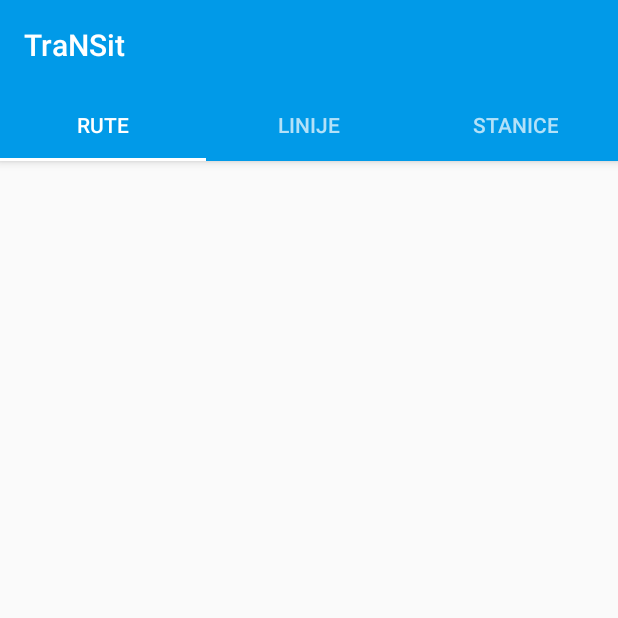
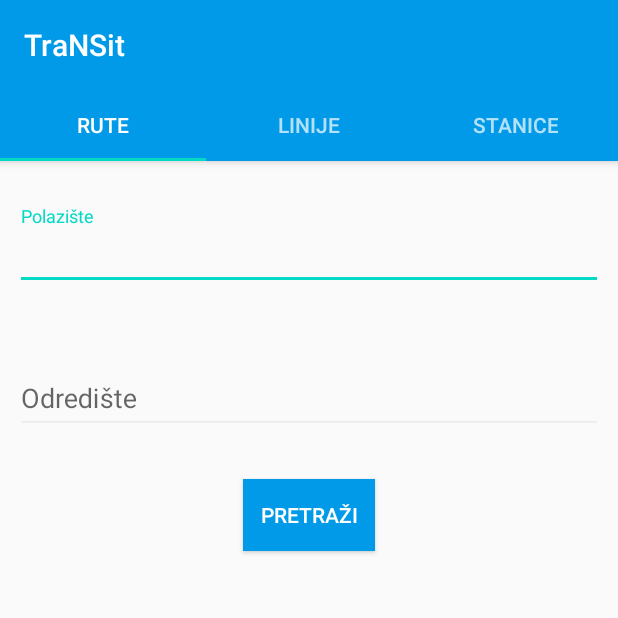
Before and after one commit to Krspogacin/TraNSit, an Android app: the screen it shows after launch (MainActivity), on a phone screen of 412 x 824 dp, the top half of it. Run offline under Robolectric (Android 15) with nearby library versions, the phone set to English and light mode, and no system bars; 1 statement that could not run was skipped.

Commit message:
add directions fragment and create activity for choosing location

```diff
--- a/app/build.gradle
+++ b/app/build.gradle
@@ -30,6 +30,7 @@ dependencies {
     implementation 'androidx.constraintlayout:constraintlayout:1.1.3'
     implementation 'com.google.android.material:material:1.1.0'
     implementation 'androidx.lifecycle:lifecycle-extensions:2.2.0'
+    implementation 'androidx.legacy:legacy-support-v4:1.0.0'
     testImplementation 'junit:junit:4.12'
     androidTestImplementation 'androidx.test.ext:junit:1.1.1'
     androidTestImplementation 'androidx.test.espresso:espresso-core:3.2.0'
--- a/app/src/main/AndroidManifest.xml
+++ b/app/src/main/AndroidManifest.xml
@@ -9,6 +9,7 @@
         android:roundIcon="@mipmap/ic_launcher_round"
         android:supportsRtl="true"
         android:theme="@style/AppTheme">
+        <activity android:name=".activities.ChooseLocationActivity"></activity>
         <activity
             android:name=".MainActivity"
             android:label="@string/app_name"
--- /dev/null
+++ b/app/src/main/java/org/mad/transit/activities/ChooseLocationActivity.java
@@ -0,0 +1,16 @@
+package org.mad.transit.activities;
+
+import android.os.Bundle;
+
+import org.mad.transit.R;
+
+import androidx.appcompat.app.AppCompatActivity;
+
+public class ChooseLocationActivity extends AppCompatActivity {
+
+    @Override
+    protected void onCreate(Bundle savedInstanceState) {
+        super.onCreate(savedInstanceState);
+        setContentView(R.layout.activity_choose_location);
+    }
+}
--- a/app/src/main/java/org/mad/transit/adapters/TabAdapter.java
+++ b/app/src/main/java/org/mad/transit/adapters/TabAdapter.java
@@ -3,6 +3,7 @@ package org.mad.transit.adapters;
 import android.content.Context;
 
 import org.mad.transit.R;
+import org.mad.transit.fragments.DirectionsFragment;
 import org.mad.transit.fragments.TabFragment;
 
 import androidx.annotation.Nullable;
@@ -30,7 +31,16 @@ public class TabAdapter extends FragmentPagerAdapter {
     public Fragment getItem(int position) {
         // getItem is called to instantiate the fragment for the given tab.
         // Return a PlaceholderFragment (defined as a static inner class below).
-        return TabFragment.newInstance(position + 1);
+        switch (position) { //TODO maybe better use list of fragments and fill it once
+            case 0:
+                return DirectionsFragment.newInstance();
+            case 1:
+                return TabFragment.newInstance(position + 1);
+            case 2:
+                return TabFragment.newInstance(position + 1);
+            default:
+                return null;
+        }
     }
 
     @Nullable
--- /dev/null
+++ b/app/src/main/java/org/mad/transit/fragments/DirectionsFragment.java
@@ -0,0 +1,53 @@
+package org.mad.transit.fragments;
+
+import android.content.Intent;
+import android.os.Bundle;
+import android.view.LayoutInflater;
+import android.view.View;
+import android.view.ViewGroup;
+import android.widget.Button;
+import android.widget.Toast;
+
+import org.mad.transit.R;
+import org.mad.transit.activities.ChooseLocationActivity;
+import org.mad.transit.model.DirectionsViewModel;
+
+import androidx.annotation.NonNull;
+import androidx.annotation.Nullable;
+import androidx.fragment.app.Fragment;
+import androidx.lifecycle.ViewModelProvider;
+
+public class DirectionsFragment extends Fragment {
+
+    private DirectionsViewModel mViewModel;
+
+    public static DirectionsFragment newInstance() {
+        return new DirectionsFragment();
+    }
+
+    @Override
+    public View onCreateView(@NonNull LayoutInflater inflater, @Nullable ViewGroup container,
+                             @Nullable Bundle savedInstanceState) {
+        View view = inflater.inflate(R.layout.directions_fragment, container, false);
+
+        Button searchButton = view.findViewById(R.id.button_search);
+        searchButton.setOnClickListener(new View.OnClickListener() {
+            @Override
+            public void onClick(View v) {
+                Toast.makeText(getActivity(), "Development in progress!", Toast.LENGTH_SHORT).show();
+                Intent intent = new Intent(getActivity(), ChooseLocationActivity.class);
+                startActivity(intent);
+            }
+        });
+
+        return view;
+    }
+
+    @Override
+    public void onActivityCreated(@Nullable Bundle savedInstanceState) {
+        super.onActivityCreated(savedInstanceState);
+        mViewModel = new ViewModelProvider(this).get(DirectionsViewModel.class);
+        // TODO: Use the ViewModel
+    }
+
+}
--- /dev/null
+++ b/app/src/main/java/org/mad/transit/model/DirectionsViewModel.java
@@ -0,0 +1,7 @@
+package org.mad.transit.model;
+
+import androidx.lifecycle.ViewModel;
+
+public class DirectionsViewModel extends ViewModel {
+    // TODO: Implement the ViewModel
+}
--- /dev/null
+++ b/app/src/main/res/layout/activity_choose_location.xml
@@ -0,0 +1,8 @@
+<?xml version="1.0" encoding="utf-8"?>
+<androidx.constraintlayout.widget.ConstraintLayout xmlns:android="http://schemas.android.com/apk/res/android"
+    xmlns:tools="http://schemas.android.com/tools"
+    android:layout_width="match_parent"
+    android:layout_height="match_parent"
+    tools:context=".activities.ChooseLocationActivity">
+
+</androidx.constraintlayout.widget.ConstraintLayout>
--- /dev/null
+++ b/app/src/main/res/layout/directions_fragment.xml
@@ -0,0 +1,60 @@
+<?xml version="1.0" encoding="utf-8"?>
+<LinearLayout xmlns:android="http://schemas.android.com/apk/res/android"
+    xmlns:tools="http://schemas.android.com/tools"
+    android:layout_width="match_parent"
+    android:layout_height="match_parent"
+    android:orientation="vertical"
+    tools:context=".fragments.DirectionsFragment">
+
+    <com.google.android.material.textfield.TextInputLayout
+        android:id="@+id/textInputLayout1"
+        android:layout_width="match_parent"
+        android:layout_height="wrap_content"
+        android:layout_marginTop="20dp"
+        android:padding="10dp">
+
+        <EditText
+            android:id="@+id/editText1"
+            android:layout_width="match_parent"
+            android:layout_height="wrap_content"
+            android:layout_weight="1"
+            android:autofillHints="@string/end_point"
+            android:backgroundTint="@color/edit_text_line"
+            android:ems="10"
+            android:hint="@string/start_point"
+            android:inputType="textPersonName" />
+    </com.google.android.material.textfield.TextInputLayout>
+
+    <com.google.android.material.textfield.TextInputLayout
+        android:id="@+id/textInputLayout2"
+        android:layout_width="match_parent"
+        android:layout_height="wrap_content"
+        android:layout_marginTop="20dp"
+        android:padding="10dp">
+
+        <EditText
+            android:id="@+id/editText2"
+            android:layout_width="match_parent"
+            android:layout_height="wrap_content"
+            android:layout_weight="1"
+            android:autofillHints="@string/end_point"
+            android:backgroundTint="@color/edit_text_line"
+            android:ems="10"
+            android:hint="@string/end_point"
+            android:inputType="textPersonName" />
+    </com.google.android.material.textfield.TextInputLayout>
+
+    <Button
+        android:id="@+id/button_search"
+        android:layout_width="wrap_content"
+        android:layout_height="wrap_content"
+        android:layout_gravity="center_horizontal"
+        android:layout_marginTop="20dp"
+        android:width="88dp"
+        android:height="36dp"
+        android:background="#019ae8"
+        android:text="@string/search_button"
+        android:textColor="#FFFFFF"
+        android:textSize="14sp" />
+
+</LinearLayout>
--- a/app/src/main/res/values/colors.xml
+++ b/app/src/main/res/values/colors.xml
@@ -2,5 +2,6 @@
 <resources>
     <color name="colorPrimary">#019ae8</color>
     <color name="colorPrimaryDark">#0076bf</color>
-    <color name="colorAccent">#ffffff</color>
+    <color name="colorAccent">#03DAC5</color>
+    <color name="edit_text_line">#ebebeb</color>
 </resources>
--- a/app/src/main/res/values/strings.xml
+++ b/app/src/main/res/values/strings.xml
@@ -3,4 +3,7 @@
     <string name="tab_text_1">Rute</string>
     <string name="tab_text_2">Linije</string>
     <string name="tab_text_3">Stanice</string>
+    <string name="start_point">Polazište</string>
+    <string name="end_point">Odredište</string>
+    <string name="search_button">PRETRAŽI</string>
 </resources>
```
